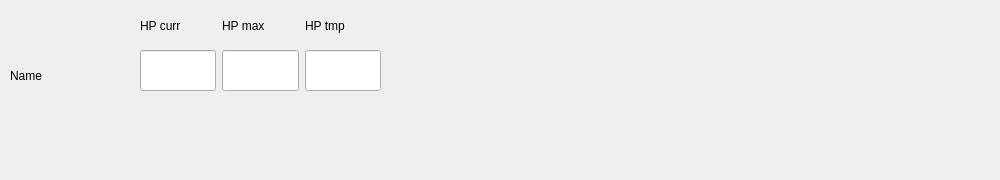
Qt form src/CombatantWidget/combatantwidget.ui (lazaropo/2EManager) before a commit.
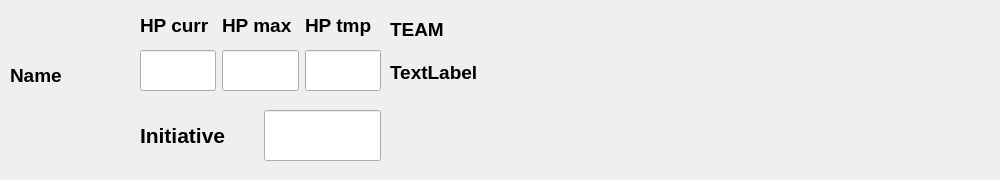
The same form after that commit.

Commit message: dragNdrop works fine! now i add some info about comatant at combatantwidget

```diff
--- a/src/CombatantWidget/combatantwidget.ui
+++ b/src/CombatantWidget/combatantwidget.ui
@@ -34,11 +34,17 @@
    <property name="geometry">
     <rect>
      <x>10</x>
-     <y>50</y>
-     <width>101</width>
-     <height>51</height>
+     <y>30</y>
+     <width>121</width>
+     <height>91</height>
     </rect>
    </property>
+   <property name="font">
+    <font>
+     <pointsize>14</pointsize>
+     <bold>true</bold>
+    </font>
+   </property>
    <property name="text">
     <string>Name</string>
    </property>
@@ -97,6 +103,12 @@
    <layout class="QHBoxLayout" name="horizontalLayout_2">
     <item>
      <widget class="QLabel" name="label_2">
+      <property name="font">
+       <font>
+        <pointsize>14</pointsize>
+        <bold>true</bold>
+       </font>
+      </property>
       <property name="text">
        <string>HP curr</string>
       </property>
@@ -104,6 +116,12 @@
     </item>
     <item>
      <widget class="QLabel" name="label_3">
+      <property name="font">
+       <font>
+        <pointsize>14</pointsize>
+        <bold>true</bold>
+       </font>
+      </property>
       <property name="text">
        <string>HP max</string>
       </property>
@@ -111,6 +129,12 @@
     </item>
     <item>
      <widget class="QLabel" name="label_4">
+      <property name="font">
+       <font>
+        <pointsize>14</pointsize>
+        <bold>true</bold>
+       </font>
+      </property>
       <property name="text">
        <string>HP tmp</string>
       </property>
@@ -118,6 +142,88 @@
     </item>
    </layout>
   </widget>
+  <widget class="QWidget" name="">
+   <property name="geometry">
+    <rect>
+     <x>390</x>
+     <y>10</y>
+     <width>91</width>
+     <height>81</height>
+    </rect>
+   </property>
+   <layout class="QVBoxLayout" name="verticalLayout">
+    <item>
+     <widget class="QLabel" name="label_side">
+      <property name="font">
+       <font>
+        <pointsize>14</pointsize>
+        <bold>true</bold>
+       </font>
+      </property>
+      <property name="text">
+       <string>TEAM</string>
+      </property>
+     </widget>
+    </item>
+    <item>
+     <widget class="QLabel" name="label_vitality">
+      <property name="font">
+       <font>
+        <pointsize>14</pointsize>
+        <bold>true</bold>
+       </font>
+      </property>
+      <property name="text">
+       <string>TextLabel</string>
+      </property>
+     </widget>
+    </item>
+   </layout>
+  </widget>
+  <widget class="QWidget" name="">
+   <property name="geometry">
+    <rect>
+     <x>140</x>
+     <y>110</y>
+     <width>241</width>
+     <height>51</height>
+    </rect>
+   </property>
+   <layout class="QHBoxLayout" name="horizontalLayout_3">
+    <item>
+     <widget class="QLabel" name="label">
+      <property name="sizePolicy">
+       <sizepolicy hsizetype="Expanding" vsizetype="Expanding">
+        <horstretch>0</horstretch>
+        <verstretch>0</verstretch>
+       </sizepolicy>
+      </property>
+      <property name="font">
+       <font>
+        <pointsize>16</pointsize>
+        <bold>true</bold>
+        <underline>false</underline>
+        <strikeout>false</strikeout>
+        <kerning>true</kerning>
+       </font>
+      </property>
+      <property name="text">
+       <string>Initiative</string>
+      </property>
+     </widget>
+    </item>
+    <item>
+     <widget class="QLineEdit" name="lineEdit_initiative">
+      <property name="sizePolicy">
+       <sizepolicy hsizetype="Expanding" vsizetype="MinimumExpanding">
+        <horstretch>0</horstretch>
+        <verstretch>0</verstretch>
+       </sizepolicy>
+      </property>
+     </widget>
+    </item>
+   </layout>
+  </widget>
   <zorder>layoutWidget</zorder>
   <zorder>layoutWidget</zorder>
   <zorder>label_name</zorder>
```
Left out of the diff: 4 changed lines with no effect on the pictures. The commit also changes 8 other files.
